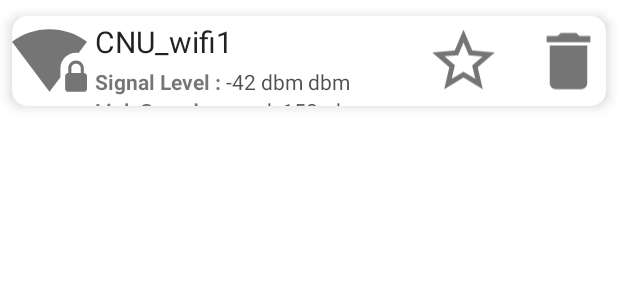
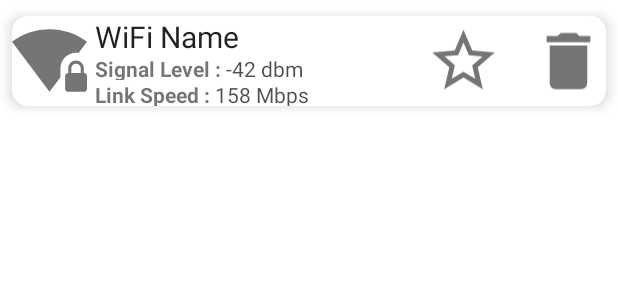
Before and after one commit to CapstoneDesign7/Network_AR, an Android app: the layout wifi_item.xml on its own in the app's theme, with its tools: preview values and no code run, on a phone screen of 412 x 824 dp. Shown: the top 300 px of the screen. Run offline under Robolectric (Android 15) with nearby library versions, the light colour scheme and no system bars.

Commit message:
Really Prototype Complete

```diff
--- a/app/src/main/res/layout/wifi_item.xml
+++ b/app/src/main/res/layout/wifi_item.xml
@@ -35,20 +35,20 @@
                 android:layout_weight="1"
                 android:layout_marginLeft="5dp">
 
-
                 <TextView
                     android:id="@+id/wifi_name"
                     android:layout_width="match_parent"
-                    android:layout_height="wrap_content"
-                    android:text="CNU_wifi1"
-                    android:layout_marginVertical="3dp"
+                    android:layout_height="0dp"
+                    android:text="WiFi Name"
                     style="@style/wifi_name"
+                    android:layout_weight="3"
                     />
 
                 <LinearLayout
                     android:layout_width="match_parent"
-                    android:layout_height="wrap_content"
-                    android:orientation="horizontal">
+                    android:layout_height="0dp"
+                    android:orientation="horizontal"
+                    android:layout_weight="2">
 
                     <TextView
                         android:layout_width="wrap_content"
@@ -61,7 +61,7 @@
                         android:id="@+id/wifi_signal"
                         android:layout_width="wrap_content"
                         android:layout_height="wrap_content"
-                        android:text="-42 dbm"
+                        android:text="-42"
                         android:textColor="#B0000000"
                         />
 
@@ -76,8 +76,9 @@
 
                 <LinearLayout
                     android:layout_width="match_parent"
-                    android:layout_height="wrap_content"
+                    android:layout_height="0dp"
                     android:orientation="horizontal"
+                    android:layout_weight="2"
                     >
 
                     <TextView
@@ -91,7 +92,7 @@
                         android:id="@+id/wifi_speed"
                         android:layout_width="wrap_content"
                         android:layout_height="wrap_content"
-                        android:text="speed: 158mbps"
+                        android:text="158"
                         android:textColor="#B0000000" />
 
                     <TextView
```
